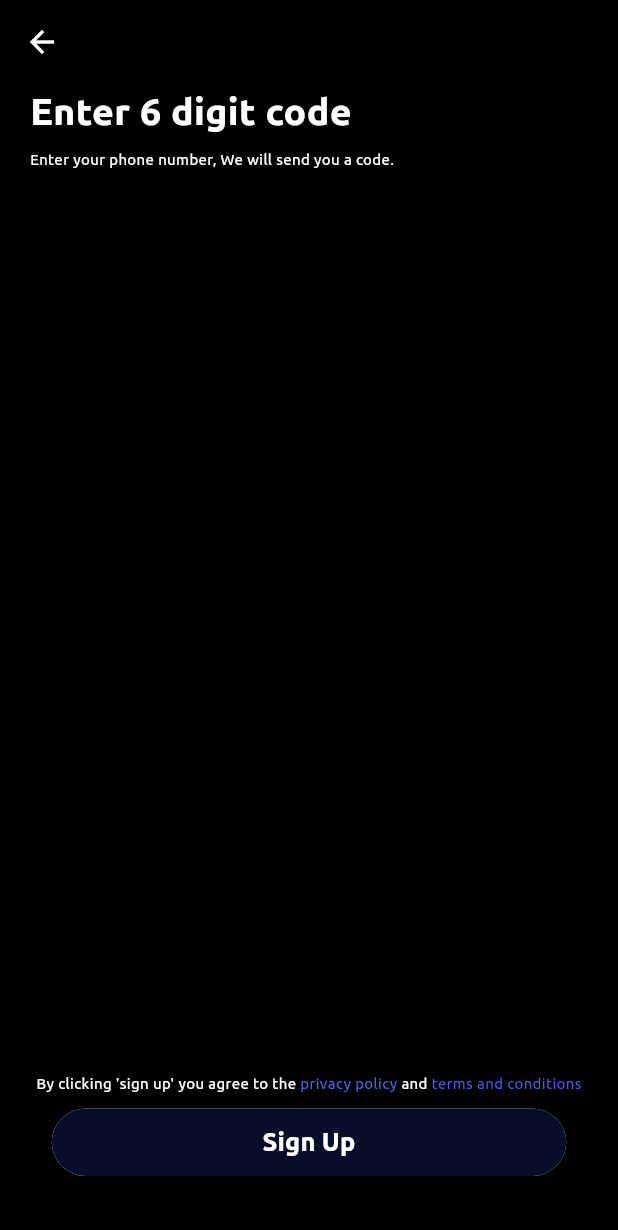
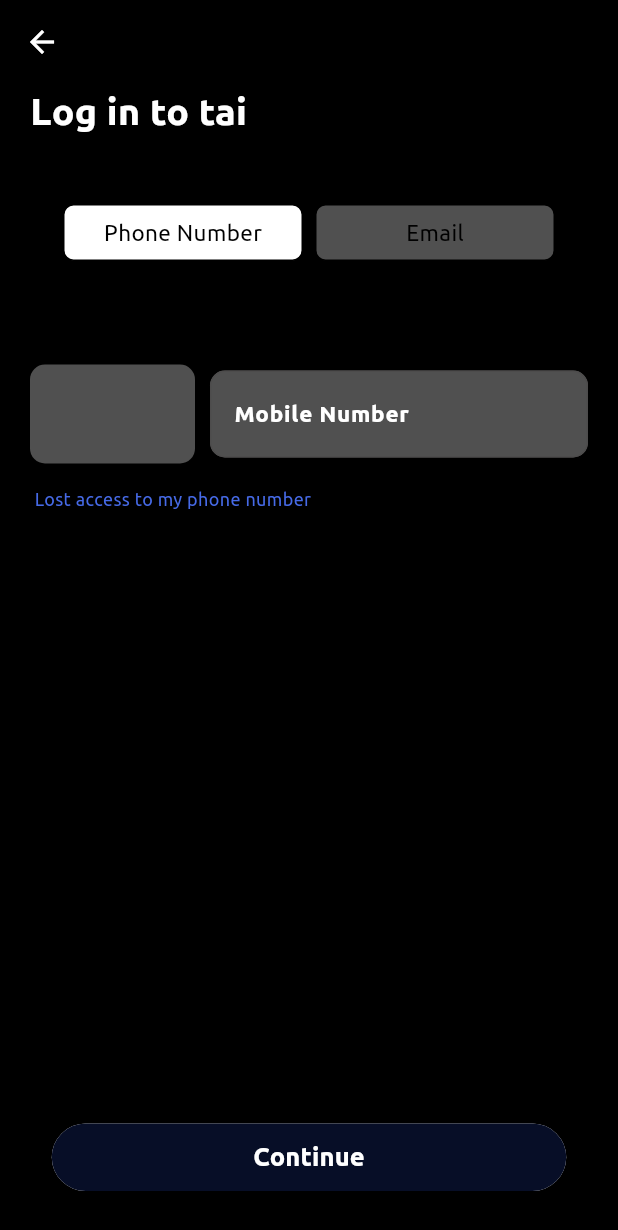
Before and after one commit to nsenji/zai-finance-app, a Flutter app: the screen it shows after launch, on a phone screen of 412 x 824 dp. Shown: the top 1230 px of the screen. Run offline on Flutter 3.47's test engine with Material 2 defaults, Android fonts, the light colour scheme and no system bars; drawn by our look-alikes of buttons_tabbar; our stand-ins replace flutter_otp_text_field, google_fonts; project files that could hold a hidden picture were left out.

Commit message:
done with the login pages

```diff
--- a/lib/main.dart
+++ b/lib/main.dart
@@ -1,6 +1,7 @@
 import 'package:flutter/material.dart';
-import 'package:tai/screens/authentication/OTPinputPage.dart';
-import 'package:tai/screens/authentication/signUpScreen.dart';
+import 'package:tai/screens/authentication/login/loginScreen.dart';
+import 'package:tai/screens/authentication/signUp/OTPinputPage.dart';
+import 'package:tai/screens/authentication/signUp/signUpScreen.dart';
 import 'package:tai/screens/onBoarding/chooseLanguage.dart';
 import 'package:tai/utils/custom_theme.dart';
 
@@ -21,7 +22,7 @@ class MyApp extends StatelessWidget {
       themeMode: ThemeMode.light,
             debugShowCheckedModeBanner: false,
 
-      home: OTPinputScreen(),
+      home: LoginScreen(),
     );
   }
 }
--- a/lib/screens/authentication/OTPinputPage.dart
+++ /dev/null
@@ -1,118 +0,0 @@
-import 'package:flutter/material.dart';
-import 'package:flutter_otp_text_field/flutter_otp_text_field.dart';
-import 'package:tai/custom_widgets/mainButton.dart';
-
-class OTPinputScreen extends StatefulWidget {
-  const OTPinputScreen({super.key});
-
-  @override
-  State<OTPinputScreen> createState() => _OTPinputScreenState();
-}
-
-class _OTPinputScreenState extends State<OTPinputScreen> {
-  final TextEditingController email = TextEditingController();
-  final TextEditingController mobileNumber = TextEditingController();
-
-  @override
-  Widget build(BuildContext context) {
-    return SafeArea(
-      child: Scaffold(
-        backgroundColor: Color(0xFF000000),
-        appBar: AppBar(
-          elevation: 0,
-          backgroundColor: Colors.black,
-          leading: IconButton(
-              color: Colors.white,
-              onPressed: () => Navigator.pop(context),
-              icon: const Icon(Icons.arrow_back)),
-        ),
-        body: Padding(
-          padding: const EdgeInsets.only(left: 20, right: 20),
-          child: Padding(
-            padding: const EdgeInsets.only(bottom: 40),
-            child: Column(
-              crossAxisAlignment: CrossAxisAlignment.start,
-              children: [
-                Text(
-                  "Enter 6 digit code",
-                  style: TextStyle(
-                      fontWeight: FontWeight.bold,
-                      fontSize: 25,
-                      color: Colors.white),
-                ),
-                SizedBox(
-                  height: 7,
-                ),
-                Text(
-                  "Enter your phone number, We will send you a code.",
-                  style: TextStyle(fontSize: 10, color: Colors.white),
-                ),
-                SizedBox(
-                  height: 40,
-                ),
-                //
-                // OtpTextField(
-                //   numberOfFields: 6,
-                //   borderColor: Color(0xFF512DA8),
-                //   //set to true to show as box or false to show as dash
-                //   showFieldAsBox: true,
-                //   //runs when a code is typed in
-                //   onCodeChanged: (String code) {
-                //     //handle validation or checks here
-                //   },
-                //   //runs when every textfield is filled
-                //   onSubmit: (String verificationCode) {
-                //     showDialog(
-                //         context: context,
-                //         builder: (context) {
-                //           return AlertDialog(
-                //             title: Text("Verification Code"),
-                //             content: Text('Code entered is $verificationCode'),
-                //           );
-                //         });
-                //   }, // end onSubmit
-                // ),
-                Spacer(),
-                Column(
-                  mainAxisAlignment: MainAxisAlignment.center,
-                  children: [
-                    Row(
-                      mainAxisAlignment: MainAxisAlignment.center,
-                      children: [
-                        Text(
-                          "By clicking 'sign up' you agree to the",
-                          style: TextStyle(fontSize: 10, color: Colors.white),
-                        ),
-                        Text(
-                          " privacy policy ",
-                          style:
-                              TextStyle(fontSize: 10, color: Color(0xFF466AE7)),
-                        ),
-                        Text(
-                          "and",
-                          style: TextStyle(fontSize: 10, color: Colors.white),
-                        ),
-                        Text(
-                          " terms and conditions",
-                          style: TextStyle(
-                              fontSize: 10,
-                              color: Color(0xFF4B5EFC),
-                              overflow: TextOverflow.ellipsis),
-                        ),
-                      ],
-                    ),
-                    SizedBox(
-                      height: 10,
-                    ),
-                    MainButton(
-                        lightBlue: true, text: "Sign Up", onpressed: () {})
-                  ],
-                ),
-              ],
-            ),
-          ),
-        ),
-      ),
-    );
-  }
-}
--- /dev/null
+++ b/lib/screens/authentication/login/loginScreen.dart
@@ -0,0 +1,206 @@
+import 'package:buttons_tabbar/buttons_tabbar.dart';
+import 'package:flutter/material.dart';
+import 'package:tai/custom_widgets/mainButton.dart';
+import 'package:tai/custom_widgets/textField.dart';
+import 'package:tai/screens/authentication/signUp/OTPinputPage.dart';
+
+class LoginScreen extends StatefulWidget {
+  const LoginScreen({super.key});
+
+  @override
+  State<LoginScreen> createState() => _LoginScreenState();
+}
+
+class _LoginScreenState extends State<LoginScreen> {
+  final TextEditingController email = TextEditingController();
+  final TextEditingController mobileNumber = TextEditingController();
+
+  @override
+  Widget build(BuildContext context) {
+    return SafeArea(
+      child: Scaffold(
+        backgroundColor: Color(0xFF000000),
+        appBar: AppBar(
+          elevation: 0,
+          backgroundColor: Colors.black,
+          leading: IconButton(
+              color: Colors.white,
+              onPressed: () => Navigator.pop(context),
+              icon: const Icon(Icons.arrow_back)),
+        ),
+        body: Padding(
+          padding: const EdgeInsets.only(left: 20, right: 20),
+          child: Column(
+            crossAxisAlignment: CrossAxisAlignment.start,
+            children: [
+              Text(
+                "Log in to tai",
+                style: TextStyle(
+                    fontWeight: FontWeight.bold,
+                    fontSize: 25,
+                    color: Colors.white),
+              ),
+              SizedBox(
+                height: 40,
+              ),
+              Expanded(
+                child: DefaultTabController(
+                  length: 2,
+                  child: Column(
+                    children: <Widget>[
+                      ButtonsTabBar(
+                        // Customize the appearance and behavior of the tab bar
+                        backgroundColor: Colors.white,
+                        unselectedBackgroundColor:
+                            Color.fromARGB(255, 80, 80, 80),
+                        borderWidth: 1,
+                        borderColor: Colors.black,
+                        labelStyle: TextStyle(
+                          color: Colors.black,
+                          fontWeight: FontWeight.bold,
+                        ),
+                        unselectedLabelStyle: TextStyle(
+                          color: Colors.grey,
+                          fontWeight: FontWeight.bold,
+                        ),
+                        // Add your tabs here
+                        tabs: [
+                          Tab(
+                              child: Container(
+                            width: 150,
+                            child: Center(
+                                child: Text(
+                              "Phone Number",
+
+                            )),
+                          )),
+                          Tab(
+                              child: Container(
+                            width: 150,
+                            child: Center(child: Text("Email")),
+                          )),
+                        ],
+                      ),
+                      SizedBox(
+                        height: 60,
+                      ),
+                      Expanded(
+                        child: TabBarView(
+                          children: [
+                            Padding(
+                              padding: const EdgeInsets.only(bottom: 30),
+                              child: Column(
+                                crossAxisAlignment: CrossAxisAlignment.center,
+                                children: [
+                                  SizedBox(
+                                    height: 5,
+                                  ),
+                                  Row(
+                                    children: [
+                                      Container(
+                                        decoration: BoxDecoration(
+                                            color:
+                                                Color.fromARGB(255, 80, 80, 80),
+                                            borderRadius:
+                                                BorderRadius.circular(10)),
+                                        width: 110,
+                                        height: 66,
+                                      ),
+                                      SizedBox(
+                                        width: 10,
+                                      ),
+                                      Expanded(
+                                        child: TextFieldWidget(
+                                          controller: mobileNumber,
+                                          controllerExist: "",
+                                          label: "Mobile Number",
+                                          labelColor: Colors.white,
+                                          backgroundColor:
+                                              Color.fromARGB(255, 80, 80, 80),
+                                          borderSideColor: Colors.transparent,
+                                          keyBoardType: TextInputType.number,
+                                        ),
+                                      )
+                                    ],
+                                  ),
+                                  SizedBox(
+                                    height: 15,
+                                  ),
+                                  Align(
+                                    alignment: Alignment.centerLeft,
+                                    child: Text(
+                                      " Lost access to my phone number",
+                                      style: TextStyle(
+                                          fontSize: 12,
+                                          color: Color(0xFF466AE7)),
+                                    ),
+                                  ),
+                                  Spacer(),
+                                  MainButton(
+                                      lightBlue: true,
+                                      text: "Continue",
+                                      onpressed: () {})
+                                ],
+                              ),
+                            ),
+                            Padding(
+                              padding: const EdgeInsets.only(bottom: 30),
+                              child: Column(
+                                children: [
+                                  SizedBox(
+                                    height: 5,
+                                  ),
+                                  TextFieldWidget(
+                                    controller: email,
+                                    controllerExist: "",
+                                    label: "Email",
+                                    labelColor: Colors.white,
+                                    backgroundColor:
+                                        Color.fromARGB(255, 80, 80, 80),
+                                    borderSideColor: Colors.transparent,
+                                    keyBoardType: TextInputType.emailAddress,
+                                  ),
+                                  SizedBox(
+                                    height: 15,
+                                  ),
+                                  Align(
+                                    alignment: Alignment.centerLeft,
+                                    child: Text(
+                                      " Lost access to my email",
+                                      style: TextStyle(
+                                          fontSize: 12,
+                                          color: Color(0xFF466AE7)),
+                                    ),
+                                  ),
+                                  Spacer(),
+                                  MainButton(
+                                      lightBlue: true,
+                                      text: "Continue",
+                                      onpressed: () {})
+                                ],
+                              ),
+                            ),
+                          ],
+                        ),
+                      ),
+                    ],
+                  ),
+                ),
+              ),
+
+              // Spacer(),
+              // Align(
+              //   alignment: Alignment.center,
+              //   child: MainButton(lightBlue: true,text: "Sign Up", onpressed: (){
+              //     Navigator.push(context,
+              //       MaterialPageRoute(builder: (context) => OTPinputScreen()));
+
+              //   }),
+              // ),
+            ],
+          ),
+        ),
+      ),
+    );
+  }
+}
--- a/lib/screens/authentication/signUpScreen.dart
+++ b/lib/screens/authentication/signUp/signUpScreen.dart
@@ -1,7 +1,7 @@
 import 'package:flutter/material.dart';
 import 'package:tai/custom_widgets/mainButton.dart';
 import 'package:tai/custom_widgets/textField.dart';
-import 'package:tai/screens/authentication/OTPinputPage.dart';
+import 'package:tai/screens/authentication/signUp/OTPinputPage.dart';
 
 class SignUpScreen extends StatefulWidget {
   const SignUpScreen({super.key});
--- a/pubspec.yaml
+++ b/pubspec.yaml
@@ -17,6 +17,7 @@ dependencies:
   dropdown_search: ^5.0.6     #not used
   country_picker: ^2.0.21     # not used
   flutter_otp_text_field: ^1.1.1
+  buttons_tabbar: ^1.3.8
 
 
 dev_dependencies:
```
Also changed, not shown: lib/screens/authentication/signUp/OTPinputPage.dart (added, +122 -0 lines), pubspec.lock.
